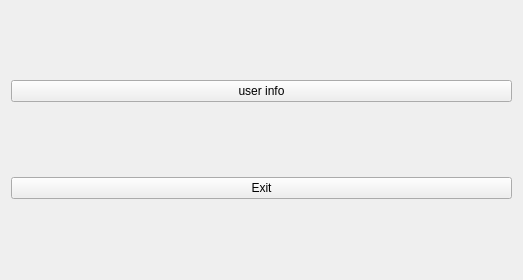
Above: panel_user.ui from rivali-13/jukebox before the change. Below: the same form after it.
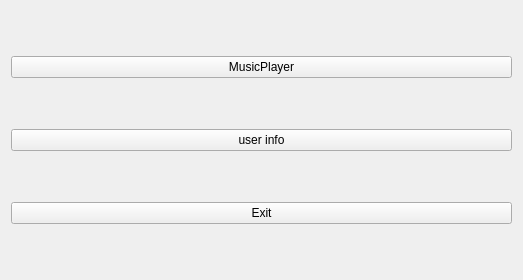
That is the form after the change.

Commit message: add page music

```diff
--- a/panel_user.ui
+++ b/panel_user.ui
@@ -14,20 +14,27 @@
    <string>Panel</string>
   </property>
   <layout class="QGridLayout" name="gridLayout">
-   <item row="0" column="0">
-    <widget class="QPushButton" name="pushButton">
-     <property name="text">
-      <string>user info</string>
-     </property>
-    </widget>
-   </item>
-   <item row="1" column="0">
+   <item row="2" column="0">
     <widget class="QPushButton" name="pushButton_2">
      <property name="text">
       <string>Exit</string>
      </property>
     </widget>
    </item>
+   <item row="1" column="0">
+    <widget class="QPushButton" name="pushButton">
+     <property name="text">
+      <string>user info</string>
+     </property>
+    </widget>
+   </item>
+   <item row="0" column="0">
+    <widget class="QPushButton" name="pushButton_3">
+     <property name="text">
+      <string>MusicPlayer</string>
+     </property>
+    </widget>
+   </item>
   </layout>
  </widget>
  <resources/>
```
The commit also changes 17 other files.
